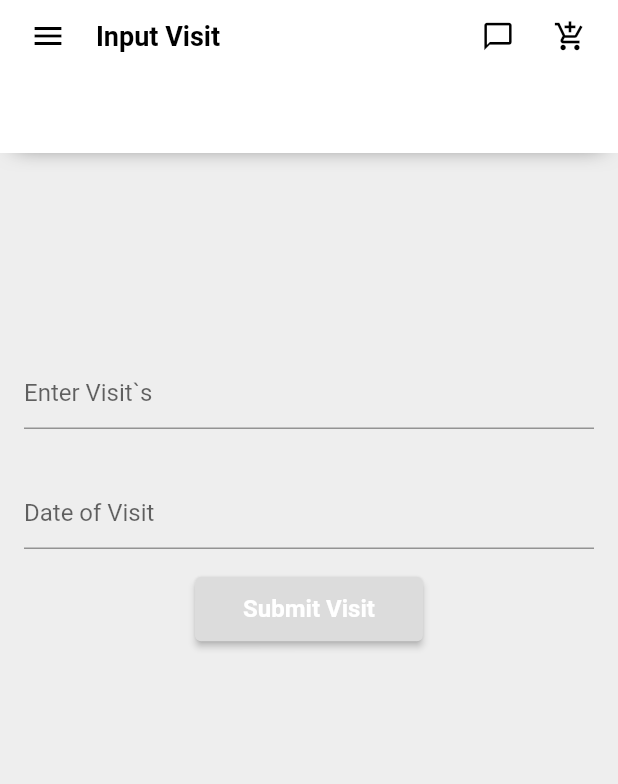
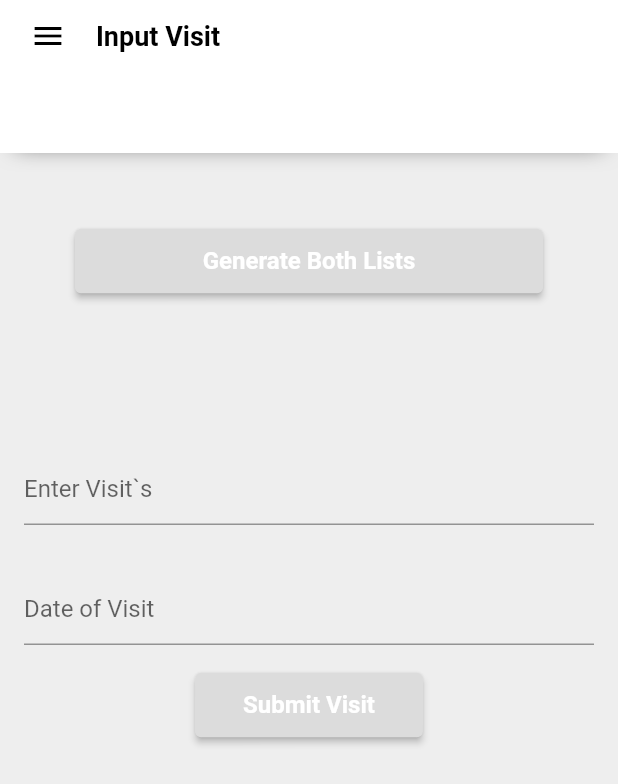
Before and after one commit to mbats254/fuga_flutter, a Flutter app: the InputVisit screen opened by its route, on a phone screen of 412 x 824 dp. Shown: the top 784 px of the screen. Run offline on Flutter 3.47's test engine with Material 2 defaults, Android fonts, the phone set to English and light mode, and no system bars; drawn by our look-alikes of chips_choice, datetime_picker_formfield; our stand-ins replace carousel_slider, email_validator, font_awesome_flutter, rflutter_alert, scrollable_positioned_list, select_form_field; missing offline and left inert: flutter_session, snapshot; network calls fail.

Commit message:
neccessary_edits

```diff
--- a/lib/main.dart
+++ b/lib/main.dart
@@ -8,6 +8,7 @@ import 'package:material_kit_flutter/screens/input_farmer.dart';
 import 'package:material_kit_flutter/screens/input_visit.dart';
 import 'package:material_kit_flutter/screens/onboarding.dart';
 import 'package:material_kit_flutter/screens/single_farmer.dart';
+import 'package:material_kit_flutter/screens/login_page.dart';
 
 void main() => runApp(MaterialKitPROFlutter());
 
@@ -28,6 +29,7 @@ class MaterialKitPROFlutter extends StatelessWidget {
           "/input/farmers": (BuildContext context) => new InputFarmer(),
           "/input/visit": (BuildContext context) => new InputVisit(),
           "/single/farmer": (BuildContext context) => new SingleFarmer(),
+          "/login": (BuildContext context) => new LoginScreen(),
 
         });
   }
--- a/lib/screens/farmers_list.dart
+++ b/lib/screens/farmers_list.dart
@@ -125,12 +125,13 @@ class _Farmers_ListState extends State<Farmers_List> {
    var jsonData = jsonDecode(data.body);
   //  print(jsonData[0]['name']);
     // print((jsonData[1]['name']));
-
+setState(() {
     var i;
     for(i=0;i<jsonData.length;i++){
           var details = jsonData[i]['name']+'#'+jsonData[i]['county'];
           all_officers.add(details);
            }
+});
 
 
   }
@@ -180,6 +181,7 @@ class _Farmers_ListState extends State<Farmers_List> {
                     onPressed: () {
                       // Respond to button press
                       // Navigator.pushReplacementNamed(context, '/home');
+                      // print(all_farmers);
                        __get_farmers(all_farmers);
                     },
                     shape: RoundedRectangleBorder(
--- a/lib/screens/input_visit.dart
+++ b/lib/screens/input_visit.dart
@@ -32,19 +32,20 @@ class InputVisit extends StatelessWidget {
 List<String> all_farms = [];
 List<String> all_officers = [];
 
+
  void __get_farms(List<String> all_farms) async {
    var data = await http.get("http://127.0.0.1:8000/api/farms");
     // print(data);
    var jsonData = jsonDecode(data.body);
   //  print(jsonData[0]);
     // print((jsonData[1]['name']));
-
+// setState((){
     var i;
     for(i=0;i<jsonData.length;i++){
           var details = jsonData[i]['id'];
           all_farms.add(details);
            }
-
+    // });
 
   }
  void __get_officers(List<String> all_officers) async {
@@ -53,13 +54,15 @@ List<String> all_officers = [];
    var jsonData = jsonDecode(data.body);
   // print(jsonData[0]);
     // print((jsonData[1]['name']));
-
+// setState((){
     var i;
     for(i=0;i<jsonData.length;i++){
           var details = jsonData[i]['name']+'#'+jsonData[i]['county'];
           all_officers.add(details);
            }
 
+
+// });
 
   }
 
@@ -95,6 +98,34 @@ List<String> all_officers = [];
         key: _formKey,
         child: Column(
         children: <Widget>[
+
+              SizedBox(
+                width: double.infinity,
+                child: Padding(
+                  padding:
+                      const EdgeInsets.only(left: 34.0, right: 34.0, top: 16),
+                  child: RaisedButton(
+                    textColor: Colors.white,
+                    color: MaterialColors.defaultButton,
+                    onPressed: () {
+                      // Respond to button press
+                      // Navigator.pushReplacementNamed(context, '/home');
+                      // print(all_farmers);
+                    __get_officers(all_officers);
+                  __get_farms(all_farms);
+                    },
+                    shape: RoundedRectangleBorder(
+                      borderRadius: BorderRadius.circular(4.0),
+                    ),
+                    child: Padding(
+                        padding: EdgeInsets.only(
+                            left: 16.0, right: 16.0, top: 12, bottom: 12),
+                        child: Text("Generate Both Lists",
+                            style: TextStyle(
+                                fontWeight: FontWeight.w600, fontSize: 16.0))),
+                  ),
+                ),
+              ),
         Padding(
                  padding: const EdgeInsets.all(8.0),
                  child:
--- a/lib/widgets/drawer.dart
+++ b/lib/widgets/drawer.dart
@@ -4,7 +4,7 @@ import 'package:flutter/material.dart';
 import 'package:material_kit_flutter/constants/Theme.dart';
 
 import 'package:material_kit_flutter/widgets/drawer-tile.dart';
-
+import '../screens/login_page.dart';
 class MaterialDrawer extends StatelessWidget {
   final String currentPage;
 
@@ -125,7 +125,8 @@ class MaterialDrawer extends StatelessWidget {
                 icon: Icons.exit_to_app,
                 onTap: () {
                   if (currentPage != "Sign In")
-                    Navigator.pushReplacementNamed(context, '/signin');
+           Navigator.push(context, new MaterialPageRoute(builder: (context) => LoginScreen()
+           ));
                 },
                 iconColor: Colors.black,
                 title: "Sign In",
--- a/lib/widgets/navbar.dart
+++ b/lib/widgets/navbar.dart
@@ -134,46 +134,30 @@ class _NavbarState extends State<Navbar> {
                         ),
                       ],
                     ),
-                    if (widget.rightOptions)
-                      Row(
-                        mainAxisAlignment: MainAxisAlignment.spaceEvenly,
-                        children: [
-                          GestureDetector(
-                            onTap: () {
-                              // Navigator.push(
-                              //     context,
-                              //     MaterialPageRoute(
-                              //         builder: (context) => Chat()));
-                            },
-                            child: IconButton(
-                                icon: Icon(Icons.chat_bubble_outline,
-                                    color: !widget.transparent
-                                        ? (widget.bgColor == Colors.white
-                                            ? Colors.black
-                                            : Colors.white)
-                                        : Colors.white,
-                                    size: 22.0),
-                                onPressed: null),
-                          ),
-                          GestureDetector(
-                            onTap: () {
-                              // Navigator.push(
-                              //     context,
-                              //     MaterialPageRoute(
-                              //         builder: (context) => Cart()));
-                            },
-                            child: IconButton(
-                                icon: Icon(Icons.add_shopping_cart,
-                                    color: !widget.transparent
-                                        ? (widget.bgColor == Colors.white
-                                            ? Colors.black
-                                            : Colors.white)
-                                        : Colors.white,
-                                    size: 22.0),
-                                onPressed: null),
-                          ),
-                        ],
-                      )
+                    // if (widget.rightOptions)
+                      // Row(
+                      //   mainAxisAlignment: MainAxisAlignment.spaceEvenly,
+                      //   children: [
+                      //     GestureDetector(
+                      //       onTap: () {
+                      //         // Navigator.push(
+                      //         //     context,
+                      //         //     MaterialPageRoute(
+                      //         //         builder: (context) => Chat()));
+                      //       },
+                      //       child: IconButton(
+                      //           icon: Icon(Icons.chat_bubble_outline,
+                      //               color: !widget.transparent
+                      //                   ? (widget.bgColor == Colors.white
+                      //                       ? Colors.black
+                      //                       : Colors.white)
+                      //                   : Colors.white,
+                      //               size: 22.0),
+                      //           onPressed: null),
+                      //     ),
+
+                      //   ],
+                      // )
                   ],
                 ),
                 if (widget.searchBar)
@@ -299,6 +283,7 @@ class _NavbarState extends State<Navbar> {
               ],
             ),
           ),
-        ));
+        )
+        );
   }
 }
```
Also changed, not shown: lib/screens/home.dart (+11 -47 lines), lib/screens/login_page.dart (added, +231 -0 lines).
